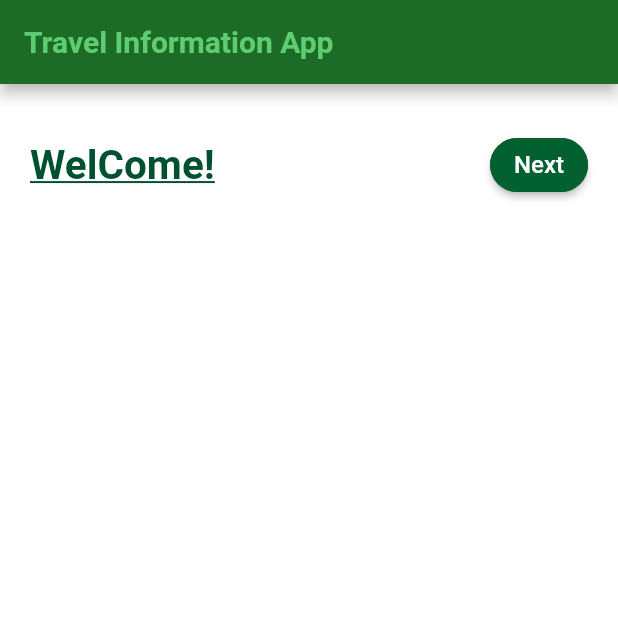
After one commit to Ayitce/953464_termProject, a Flutter app: the screen it shows after launch, on a phone screen of 412 x 824 dp, the top half of it. The commit adds this screen. Run offline on Flutter 3.47's test engine with Material 2 defaults, Android fonts, the phone set to English and light mode, and no system bars; our stand-ins replace cached_network_image, flutter_local_notifications, flutter_svg, google_fonts, smooth_page_indicator.

Commit message:
background text detail + Welcome page

```diff
--- a/lib/main.dart
+++ b/lib/main.dart
@@ -1,6 +1,7 @@
 import 'package:flutter/material.dart';
 import 'package:term_project/screens/home_screen.dart';
 import 'package:flutter_local_notifications/flutter_local_notifications.dart';
+import 'package:term_project/screens/welcome_page.dart';
 
 void main() {
   runApp(const MyApp());
@@ -16,7 +17,7 @@ class MyApp extends StatelessWidget {
       debugShowCheckedModeBanner: false,
       title: 'Travel Information App',
       theme: ThemeData(visualDensity: VisualDensity.adaptivePlatformDensity),
-      home: const HomeScreen(),
+      home: const WelcomePage(),
     );
   }
 }
--- a/lib/screens/detail_edit.dart
+++ b/lib/screens/detail_edit.dart
@@ -67,7 +67,7 @@ class DetailsEdit extends StatelessWidget {
               ),
             ),
 
-            /// Custom Button
+            /// Custom Buttonr
             // SafeArea(
             //   child: Container(
             //     height: 57.6,
--- a/lib/screens/detail_screen.dart
+++ b/lib/screens/detail_screen.dart
@@ -112,7 +112,7 @@ class _detailsScreenState extends State<DetailsScreen> {
                             style: GoogleFonts.playfairDisplay(
                                 fontSize: 28,
                                 fontWeight: FontWeight.w700,
-                                color: Colors.white),
+                                color: Colors.white,backgroundColor: Colors.black.withOpacity(0.5)),
                           ),
                         ),
                         Padding(
@@ -124,7 +124,7 @@ class _detailsScreenState extends State<DetailsScreen> {
                             style: GoogleFonts.lato(
                                 fontSize: 14,
                                 fontWeight: FontWeight.w500,
-                                color: Colors.white),
+                                color: Colors.white,backgroundColor: Colors.black.withOpacity(0.7)),
                           ),
                         ),
                         SizedBox(
--- /dev/null
+++ b/lib/screens/welcome_page.dart
@@ -0,0 +1,81 @@
+import 'package:flutter/material.dart';
+import 'package:flutter/src/widgets/framework.dart';
+import 'package:flutter/src/widgets/placeholder.dart';
+import 'package:term_project/screens/home_screen.dart';
+
+class WelcomePage extends StatelessWidget {
+  const WelcomePage({super.key});
+
+  @override
+  Widget build(BuildContext context) {
+    return Scaffold(
+      backgroundColor: Color.fromARGB(255, 255, 255, 255),
+      appBar: AppBar(
+        title: Text(
+          'Travel Information App',
+          style: TextStyle(color: Color.fromARGB(255, 94, 204, 112),
+          fontWeight: FontWeight.bold),
+        ),
+        backgroundColor: Color.fromARGB(255, 28, 108, 40),
+      ),
+      body: SingleChildScrollView(
+        child: Column(
+          mainAxisAlignment: MainAxisAlignment.spaceEvenly,
+          children: <Widget>[
+            Padding(
+              padding: const EdgeInsets.symmetric(horizontal: 20, vertical: 30),
+              child: Row(
+                mainAxisAlignment: MainAxisAlignment.spaceBetween,
+                children: [
+                  Column(
+                    children: [
+                      // SizedBox(
+                      //   // width: double.infinity,
+                      //   height: 50,
+                      // ),
+                      Center(
+                        child: Text(
+                          'WelCome!',textAlign: TextAlign.center,
+                          style: TextStyle(
+                            color: Color.fromARGB(255, 0, 81, 47),
+                            fontWeight: FontWeight.bold,
+                            decoration: TextDecoration.underline,
+                            fontSize: 27,
+                          ),
+                        ),
+                      ),
+                    ],
+                  ),
+                  Container(
+                   child: ElevatedButton(
+                                child: Text("Next", style: TextStyle(fontSize: 16)),
+                                style: ButtonStyle(
+                                    foregroundColor: MaterialStateProperty.all<Color>(
+                                        Colors.white),
+                                    backgroundColor:
+                                        MaterialStateProperty.all<Color>(
+                                            Color.fromARGB(255, 2, 96, 49)),
+                                    shape: MaterialStateProperty.all<
+                                            RoundedRectangleBorder>(
+                                        RoundedRectangleBorder(
+                                            borderRadius:
+                                                BorderRadius.circular(18.0),
+                                            side: BorderSide(
+                                                color:
+                                                    Color.fromARGB(255, 2, 96, 49))))),
+                                onPressed: () {
+                               Navigator.push(
+              context,
+              MaterialPageRoute(builder: (context) => const HomeScreen()));
+                                })
+                  )
+                ],
+              ),
+            ),
+
+          ],
+        ),
+      ),
+    );
+  }
+}
```
